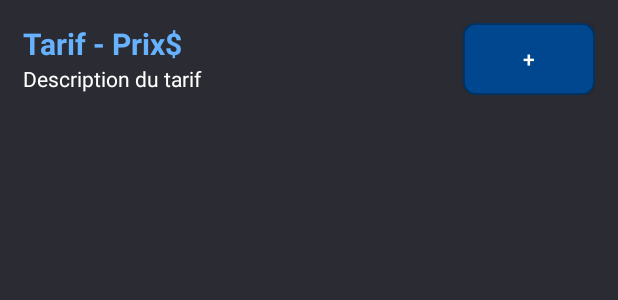
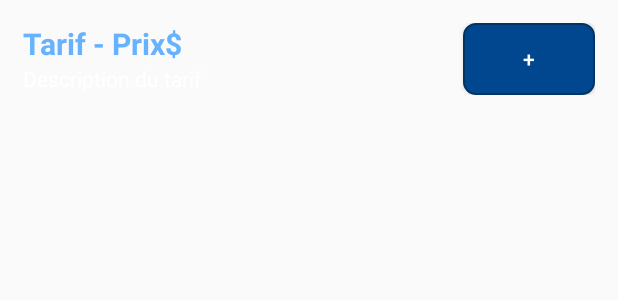
Before and after one commit to Archidoc142/Cinebox_MOBILE, an Android app: the layout tarif_item.xml on its own in the app's theme, with its tools: preview values and no code run, on a phone screen of 412 x 824 dp. Shown: the top 300 px of the screen. Run offline under Robolectric (Android 15) with nearby library versions, the phone set to English and light mode, and no system bars.

Commit message:
tarifs API

```diff
--- a/app/src/main/java/com/example/cinebox/MainActivity.java
+++ b/app/src/main/java/com/example/cinebox/MainActivity.java
@@ -39,7 +39,8 @@ public class MainActivity extends AppCompatActivity
         }
         else
         {
-            intent = new Intent(MainActivity.this, LoginActivity.class);
+            //intent = new Intent(MainActivity.this, LoginActivity.class);
+            intent = new Intent(MainActivity.this, TarifsActivity.class);
         }
 
         finish();
--- a/app/src/main/res/layout/activity_accueil.xml
+++ b/app/src/main/res/layout/activity_accueil.xml
@@ -7,8 +7,6 @@
     android:orientation="vertical"
     android:background="@color/fond"
     tools:context=".FilmsActivity">
-
-
 
         <include
             android:id="@+id/nav"
--- a/app/src/main/res/layout/activity_tarifs.xml
+++ b/app/src/main/res/layout/activity_tarifs.xml
@@ -19,7 +19,6 @@
         android:layout_width="match_parent"
         android:layout_height="73dp"
         android:textSize="32sp"
-        android:layout_marginBottom="16dp"
         android:text="Tarifs"
         android:gravity="center"
         android:paddingTop="6dp"
@@ -32,6 +31,6 @@
         android:layout_width="match_parent"
         android:layout_height="wrap_content"
         android:layout_below="@+id/tarifsTitre"
-        android:layout_margin="20dp"/>
+        android:padding="25dp" />
 
 </LinearLayout>
--- a/app/src/main/res/layout/tarif_item.xml
+++ b/app/src/main/res/layout/tarif_item.xml
@@ -1,10 +1,5 @@
 <?xml version="1.0" encoding="utf-8"?>
-<RelativeLayout xmlns:android="http://schemas.android.com/apk/res/android"
-    android:layout_width="match_parent"
-    android:layout_height="match_parent"
-    android:background="@color/fond">
-
-    <LinearLayout
+    <LinearLayout xmlns:android="http://schemas.android.com/apk/res/android"
         android:id="@+id/tarifsLayout"
         android:layout_width="match_parent"
         android:layout_height="wrap_content"
@@ -67,4 +62,3 @@
             android:textColor="#FFFFFF"
             android:gravity="center"/>
     </LinearLayout>
-</RelativeLayout>
```
